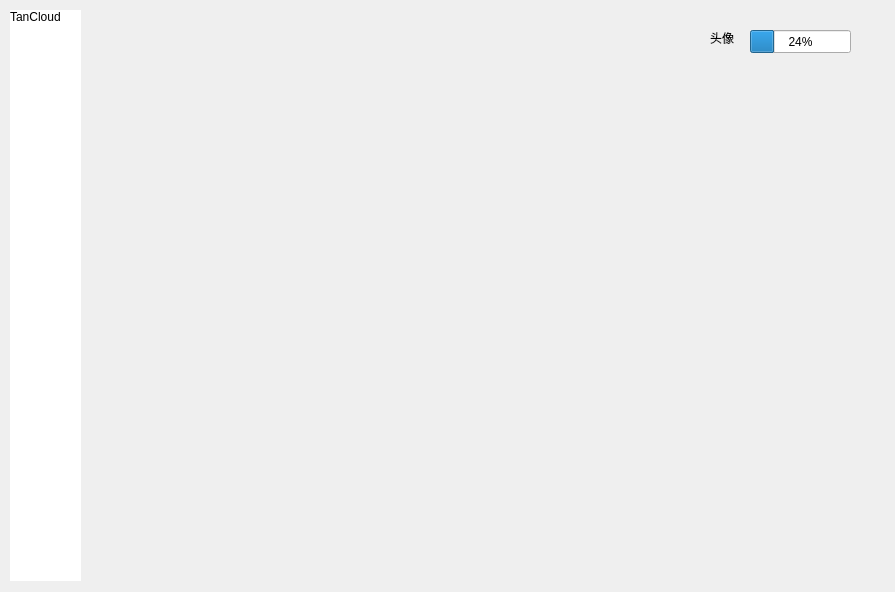
First picture: the form in src/MainWindow/MainWindow.ui, repository tan-yrf/TanCloudPC, before the edit.
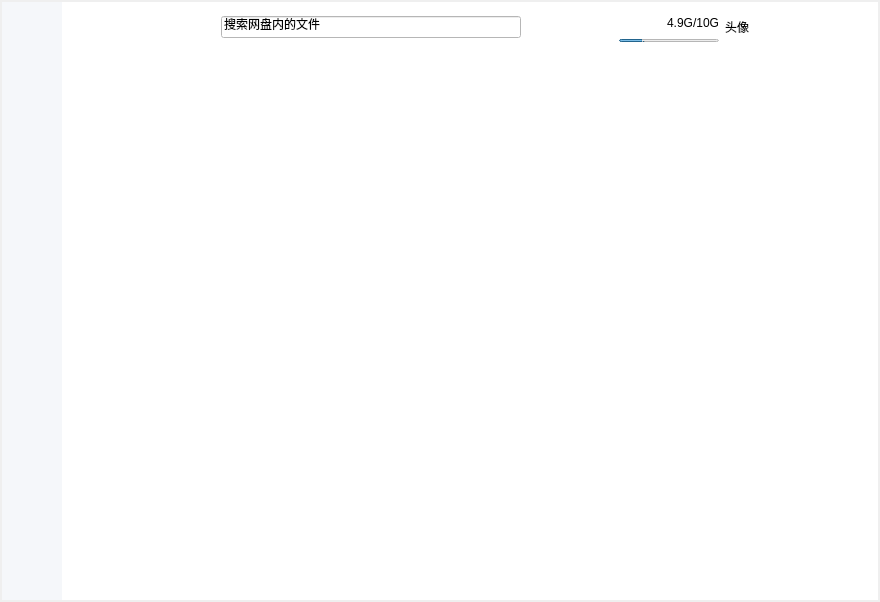
Second picture: the form after the edit. Icons and pictures are not drawn. Custom widgets are drawn as their Qt base class.

```diff
--- a/src/MainWindow/MainWindow.ui
+++ b/src/MainWindow/MainWindow.ui
@@ -6,34 +6,115 @@
    <rect>
     <x>0</x>
     <y>0</y>
-    <width>895</width>
-    <height>592</height>
+    <width>880</width>
+    <height>602</height>
    </rect>
   </property>
   <property name="windowTitle">
    <string>MainWindow</string>
   </property>
+  <property name="windowIcon">
+   <iconset>
+    <normaloff>../../resource/icon/MainWindow/cloud.svg</normaloff>../../resource/icon/MainWindow/cloud.svg</iconset>
+  </property>
+  <property name="styleSheet">
+   <string notr="true"/>
+  </property>
+  <layout class="QGridLayout" name="gridLayout_4">
+   <property name="leftMargin">
+    <number>2</number>
+   </property>
+   <property name="topMargin">
+    <number>2</number>
+   </property>
+   <property name="rightMargin">
+    <number>2</number>
+   </property>
+   <property name="bottomMargin">
+    <number>2</number>
+   </property>
+   <property name="spacing">
+    <number>0</number>
+   </property>
+   <item row="0" column="0">
+    <layout class="QHBoxLayout" name="horizontalLayout">
+     <property name="spacing">
+      <number>0</number>
+     </property>
+     <item>
   <widget class="QWidget" name="side_bar" native="true">
-   <property name="geometry">
-    <rect>
-     <x>10</x>
-     <y>10</y>
-     <width>71</width>
-     <height>571</height>
-    </rect>
+       <property name="sizePolicy">
+        <sizepolicy hsizetype="Fixed" vsizetype="Preferred">
+         <horstretch>0</horstretch>
+         <verstretch>0</verstretch>
+        </sizepolicy>
+       </property>
+       <property name="minimumSize">
+        <size>
+         <width>60</width>
+         <height>0</height>
+        </size>
+       </property>
+       <property name="maximumSize">
+        <size>
+         <width>60</width>
+         <height>16777215</height>
+        </size>
    </property>
    <property name="styleSheet">
-    <string notr="true">background-color: rgb(255, 255, 255);</string>
+        <string notr="true">background-color: rgb(245, 247, 250);</string>
    </property>
    <layout class="QGridLayout" name="gridLayout">
+        <property name="leftMargin">
+         <number>5</number>
+        </property>
+        <property name="topMargin">
+         <number>10</number>
+        </property>
+        <property name="rightMargin">
+         <number>5</number>
+        </property>
+        <property name="bottomMargin">
+         <number>20</number>
+        </property>
+        <property name="horizontalSpacing">
+         <number>0</number>
+        </property>
+        <property name="verticalSpacing">
+         <number>10</number>
+        </property>
     <item row="0" column="0">
      <layout class="QVBoxLayout" name="verticalLayout_4">
       <item>
        <layout class="QVBoxLayout" name="verticalLayout_2">
         <item>
-         <widget class="QLabel" name="label_2">
+             <widget class="QLabel" name="sign">
+              <property name="sizePolicy">
+               <sizepolicy hsizetype="Fixed" vsizetype="Fixed">
+                <horstretch>0</horstretch>
+                <verstretch>0</verstretch>
+               </sizepolicy>
+              </property>
+              <property name="minimumSize">
+               <size>
+                <width>50</width>
+                <height>50</height>
+               </size>
+              </property>
+              <property name="maximumSize">
+               <size>
+                <width>50</width>
+                <height>50</height>
+               </size>
+              </property>
           <property name="text">
-           <string>TanCloud</string>
+               <string/>
+              </property>
+              <property name="alignment">
+               <set>Qt::AlignCenter</set>
+              </property>
+              <property name="wordWrap">
+               <bool>true</bool>
           </property>
          </widget>
         </item>
@@ -54,6 +135,9 @@
       </item>
       <item>
        <layout class="QVBoxLayout" name="verticalLayout">
+            <property name="spacing">
+             <number>50</number>
+            </property>
         <item>
          <widget class="SideButton" name="file" native="true">
           <property name="styleSheet">
@@ -93,42 +177,423 @@
     </item>
    </layout>
   </widget>
+     </item>
+     <item>
+      <widget class="QWidget" name="widget_2" native="true">
+       <property name="styleSheet">
+        <string notr="true">background-color: rgb(255, 255, 255);</string>
+       </property>
+       <layout class="QGridLayout" name="gridLayout_6">
+        <property name="leftMargin">
+         <number>0</number>
+        </property>
+        <property name="topMargin">
+         <number>0</number>
+        </property>
+        <property name="rightMargin">
+         <number>0</number>
+        </property>
+        <property name="bottomMargin">
+         <number>0</number>
+        </property>
+        <property name="spacing">
+         <number>0</number>
+        </property>
+        <item row="0" column="0">
+         <layout class="QVBoxLayout" name="verticalLayout_6">
+          <item>
+           <widget class="QWidget" name="top_bar" native="true">
+            <property name="sizePolicy">
+             <sizepolicy hsizetype="Preferred" vsizetype="Fixed">
+              <horstretch>0</horstretch>
+              <verstretch>0</verstretch>
+             </sizepolicy>
+            </property>
+            <property name="minimumSize">
+             <size>
+              <width>0</width>
+              <height>50</height>
+             </size>
+            </property>
+            <property name="maximumSize">
+             <size>
+              <width>16777215</width>
+              <height>50</height>
+             </size>
+            </property>
+            <layout class="QGridLayout" name="gridLayout_5">
+             <property name="topMargin">
+              <number>0</number>
+             </property>
+             <property name="rightMargin">
+              <number>0</number>
+             </property>
+             <property name="bottomMargin">
+              <number>0</number>
+             </property>
+             <property name="horizontalSpacing">
+              <number>10</number>
+             </property>
+             <property name="verticalSpacing">
+              <number>0</number>
+             </property>
+             <item row="0" column="0">
+              <layout class="QHBoxLayout" name="horizontalLayout_3">
+               <item>
+                <layout class="QHBoxLayout" name="horizontalLayout_2">
+                 <item>
+                  <widget class="QPushButton" name="back">
+                   <property name="sizePolicy">
+                    <sizepolicy hsizetype="Fixed" vsizetype="Fixed">
+                     <horstretch>0</horstretch>
+                     <verstretch>0</verstretch>
+                    </sizepolicy>
+                   </property>
+                   <property name="minimumSize">
+                    <size>
+                     <width>30</width>
+                     <height>30</height>
+                    </size>
+                   </property>
+                   <property name="maximumSize">
+                    <size>
+                     <width>30</width>
+                     <height>30</height>
+                    </size>
+                   </property>
+                   <property name="styleSheet">
+                    <string notr="true">background-color: transparent;
+border: none;</string>
+                   </property>
+                   <property name="text">
+                    <string/>
+                   </property>
+                   <property name="iconSize">
+                    <size>
+                     <width>20</width>
+                     <height>20</height>
+                    </size>
+                   </property>
+                  </widget>
+                 </item>
+                 <item>
+                  <widget class="QPushButton" name="next">
+                   <property name="sizePolicy">
+                    <sizepolicy hsizetype="Fixed" vsizetype="Fixed">
+                     <horstretch>0</horstretch>
+                     <verstretch>0</verstretch>
+                    </sizepolicy>
+                   </property>
+                   <property name="minimumSize">
+                    <size>
+                     <width>30</width>
+                     <height>30</height>
+                    </size>
+                   </property>
+                   <property name="maximumSize">
+                    <size>
+                     <width>30</width>
+                     <height>30</height>
+                    </size>
+                   </property>
+                   <property name="styleSheet">
+                    <string notr="true">background-color: transparent;
+border: none;</string>
+                   </property>
+                   <property name="text">
+                    <string/>
+                   </property>
+                   <property name="iconSize">
+                    <size>
+                     <width>20</width>
+                     <height>20</height>
+                    </size>
+                   </property>
+                  </widget>
+                 </item>
+                </layout>
+               </item>
+               <item>
+                <spacer name="horizontalSpacer">
+                 <property name="orientation">
+                  <enum>Qt::Horizontal</enum>
+                 </property>
+                 <property name="sizeHint" stdset="0">
+                  <size>
+                   <width>40</width>
+                   <height>20</height>
+                  </size>
+                 </property>
+                </spacer>
+               </item>
+               <item>
+                <widget class="QLineEdit" name="lineEdit">
+                 <property name="sizePolicy">
+                  <sizepolicy hsizetype="Fixed" vsizetype="Fixed">
+                   <horstretch>0</horstretch>
+                   <verstretch>0</verstretch>
+                  </sizepolicy>
+                 </property>
+                 <property name="minimumSize">
+                  <size>
+                   <width>300</width>
+                   <height>0</height>
+                  </size>
+                 </property>
+                 <property name="maximumSize">
+                  <size>
+                   <width>300</width>
+                   <height>16777215</height>
+                  </size>
+                 </property>
+                 <property name="text">
+                  <string>搜索网盘内的文件</string>
+                 </property>
+                </widget>
+               </item>
+               <item>
+                <spacer name="horizontalSpacer_2">
+                 <property name="orientation">
+                  <enum>Qt::Horizontal</enum>
+                 </property>
+                 <property name="sizeHint" stdset="0">
+                  <size>
+                   <width>13</width>
+                   <height>20</height>
+                  </size>
+                 </property>
+                </spacer>
+               </item>
+               <item>
   <widget class="QWidget" name="widget_3" native="true">
-   <property name="geometry">
-    <rect>
-     <x>700</x>
-     <y>10</y>
-     <width>171</width>
-     <height>51</height>
-    </rect>
-   </property>
+                 <layout class="QGridLayout" name="gridLayout_3">
+                  <property name="topMargin">
+                   <number>0</number>
+                  </property>
+                  <property name="bottomMargin">
+                   <number>0</number>
+                  </property>
+                  <item row="0" column="0">
+                   <layout class="QVBoxLayout" name="verticalLayout_5">
+                    <item>
    <widget class="QLabel" name="label">
-    <property name="geometry">
-     <rect>
-      <x>10</x>
-      <y>20</y>
-      <width>31</width>
-      <height>16</height>
-     </rect>
-    </property>
     <property name="text">
-     <string>头像</string>
-    </property>
-   </widget>
+                       <string>4.9G/10G</string>
+                      </property>
+                      <property name="alignment">
+                       <set>Qt::AlignRight|Qt::AlignTrailing|Qt::AlignVCenter</set>
+                      </property>
+                     </widget>
+                    </item>
+                    <item>
    <widget class="QProgressBar" name="progressBar">
-    <property name="geometry">
-     <rect>
-      <x>50</x>
-      <y>20</y>
-      <width>101</width>
-      <height>23</height>
-     </rect>
+                      <property name="sizePolicy">
+                       <sizepolicy hsizetype="Fixed" vsizetype="Fixed">
+                        <horstretch>0</horstretch>
+                        <verstretch>0</verstretch>
+                       </sizepolicy>
+                      </property>
+                      <property name="minimumSize">
+                       <size>
+                        <width>100</width>
+                        <height>3</height>
+                       </size>
+                      </property>
+                      <property name="maximumSize">
+                       <size>
+                        <width>100</width>
+                        <height>3</height>
+                       </size>
     </property>
     <property name="value">
      <number>24</number>
     </property>
-   </widget>
-  </widget>
+                      <property name="alignment">
+                       <set>Qt::AlignCenter</set>
+                      </property>
+                      <property name="format">
+                       <string/>
+                      </property>
+                     </widget>
+                    </item>
+                   </layout>
+                  </item>
+                  <item row="0" column="1">
+                   <widget class="QLabel" name="avatar">
+                    <property name="text">
+                     <string>头像</string>
+                    </property>
+                   </widget>
+                  </item>
+                 </layout>
+                </widget>
+               </item>
+               <item>
+                <widget class="QWidget" name="widget" native="true">
+                 <property name="sizePolicy">
+                  <sizepolicy hsizetype="Fixed" vsizetype="Fixed">
+                   <horstretch>0</horstretch>
+                   <verstretch>0</verstretch>
+                  </sizepolicy>
+                 </property>
+                 <property name="minimumSize">
+                  <size>
+                   <width>120</width>
+                   <height>30</height>
+                  </size>
+                 </property>
+                 <property name="maximumSize">
+                  <size>
+                   <width>120</width>
+                   <height>30</height>
+                  </size>
+                 </property>
+                 <layout class="QGridLayout" name="gridLayout_2">
+                  <property name="leftMargin">
+                   <number>0</number>
+                  </property>
+                  <property name="topMargin">
+                   <number>0</number>
+                  </property>
+                  <property name="rightMargin">
+                   <number>0</number>
+                  </property>
+                  <property name="bottomMargin">
+                   <number>0</number>
+                  </property>
+                  <property name="horizontalSpacing">
+                   <number>20</number>
+                  </property>
+                  <property name="verticalSpacing">
+                   <number>0</number>
+                  </property>
+                  <item row="0" column="0">
+                   <widget class="QPushButton" name="min">
+                    <property name="sizePolicy">
+                     <sizepolicy hsizetype="Fixed" vsizetype="Fixed">
+                      <horstretch>0</horstretch>
+                      <verstretch>0</verstretch>
+                     </sizepolicy>
+                    </property>
+                    <property name="minimumSize">
+                     <size>
+                      <width>20</width>
+                      <height>20</height>
+                     </size>
+                    </property>
+                    <property name="maximumSize">
+                     <size>
+                      <width>20</width>
+                      <height>20</height>
+                     </size>
+                    </property>
+                    <property name="styleSheet">
+                     <string notr="true">background-color: transparent;
+border: none;</string>
+                    </property>
+                    <property name="text">
+                     <string/>
+                    </property>
+                    <property name="iconSize">
+                     <size>
+                      <width>15</width>
+                      <height>15</height>
+                     </size>
+                    </property>
+                   </widget>
+                  </item>
+                  <item row="0" column="1">
+                   <widget class="QPushButton" name="max">
+                    <property name="sizePolicy">
+                     <sizepolicy hsizetype="Fixed" vsizetype="Fixed">
+                      <horstretch>0</horstretch>
+                      <verstretch>0</verstretch>
+                     </sizepolicy>
+                    </property>
+                    <property name="minimumSize">
+                     <size>
+                      <width>20</width>
+                      <height>20</height>
+                     </size>
+                    </property>
+                    <property name="maximumSize">
+                     <size>
+                      <width>20</width>
+                      <height>20</height>
+                     </size>
+                    </property>
+                    <property name="styleSheet">
+                     <string notr="true">background-color: transparent;
+border: none;</string>
+                    </property>
+                    <property name="text">
+                     <string/>
+                    </property>
+                    <property name="iconSize">
+                     <size>
+                      <width>15</width>
+                      <height>15</height>
+                     </size>
+                    </property>
+                   </widget>
+                  </item>
+                  <item row="0" column="2">
+                   <widget class="QPushButton" name="close">
+                    <property name="sizePolicy">
+                     <sizepolicy hsizetype="Fixed" vsizetype="Fixed">
+                      <horstretch>0</horstretch>
+                      <verstretch>0</verstretch>
+                     </sizepolicy>
+                    </property>
+                    <property name="minimumSize">
+                     <size>
+                      <width>20</width>
+                      <height>20</height>
+                     </size>
+                    </property>
+                    <property name="maximumSize">
+                     <size>
+                      <width>20</width>
+                      <height>20</height>
+                     </size>
+                    </property>
+                    <property name="styleSheet">
+                     <string notr="true">background-color: transparent;
+border: none;</string>
+                    </property>
+                    <property name="text">
+                     <string/>
+                    </property>
+                    <property name="iconSize">
+                     <size>
+                      <width>15</width>
+                      <height>15</height>
+                     </size>
+                    </property>
+                   </widget>
+                  </item>
+                 </layout>
+                </widget>
+               </item>
+              </layout>
+             </item>
+            </layout>
+           </widget>
+          </item>
+          <item>
+           <widget class="QStackedWidget" name="stackedWidget">
+            <widget class="QWidget" name="page"/>
+            <widget class="QWidget" name="page_2"/>
+           </widget>
+          </item>
+         </layout>
+        </item>
+       </layout>
+      </widget>
+     </item>
+    </layout>
+   </item>
+  </layout>
  </widget>
  <customwidgets>
   <customwidget>
```
Left out of the diff: 2 changed lines with no effect on the pictures. Lines whose indentation alone changed are shown as unchanged.
